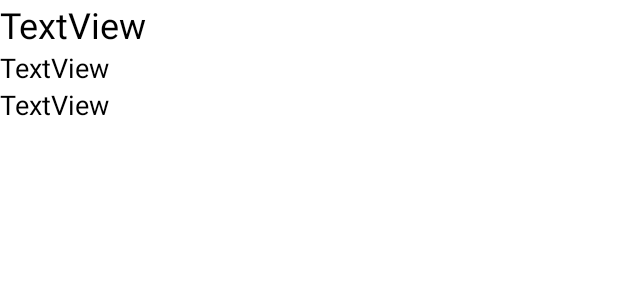
After one commit to Carlos-gitjub/YourCircadian, an Android app: the layout lista_item_registro.xml on its own in the app's theme, with its tools: preview values and no code run, on a phone screen of 412 x 824 dp. The commit adds this screen. Shown: the top 300 px of the screen. Run offline under Robolectric (Android 15) with nearby library versions, the phone set to English and light mode, and no system bars.

Commit message:
Sige sin funcionar una parte pero creo que hay esperanzas

```diff
--- a/app/src/main/java/com/example/yourcircadian/CalendarActivity.java
+++ b/app/src/main/java/com/example/yourcircadian/CalendarActivity.java
@@ -24,6 +24,7 @@ public class CalendarActivity extends AppCompatActivity {
         mCalendarView.setOnDateChangeListener(new CalendarView.OnDateChangeListener() {
             @Override
             public void onSelectedDayChange(CalendarView calendarView, int year, int month, int dayOfMonth) {
+                String date;
                 String YYYY = String.valueOf(year);
                 String MM = String.valueOf(month); //Formato: los meses los pasa del 0 al 11.
                 //Pasamos mes a correcto formato
@@ -68,9 +69,6 @@ public class CalendarActivity extends AppCompatActivity {
                 String DD = String.valueOf(dayOfMonth);
                 //Pasamos DD (dia) a correcto formato si está incorrecto
                 switch (DD){
-                    case "0":
-                        DD = "00";
-                        break;
                     case "1":
                         DD = "01";
                         break;
@@ -100,7 +98,7 @@ public class CalendarActivity extends AppCompatActivity {
                         break;
                 }
 
-                String date = YYYY + "-" + MM + "-" + DD;
+                date = YYYY + "-" + MM + "-" + DD;
 
                 Intent intent = new Intent(CalendarActivity.this, ShowDateActivity.class);
                 intent.putExtra("date", date);
--- a/app/src/main/res/layout/calendar_layout.xml
+++ b/app/src/main/res/layout/calendar_layout.xml
@@ -9,8 +9,9 @@
         android:id="@+id/calendarView"
         android:layout_width="wrap_content"
         android:layout_height="wrap_content"
+        app:layout_constraintBottom_toBottomOf="parent"
         app:layout_constraintEnd_toEndOf="parent"
         app:layout_constraintHorizontal_bias="0.5"
         app:layout_constraintStart_toStartOf="parent"
-        tools:layout_editor_absoluteY="153dp" />
+        app:layout_constraintTop_toTopOf="parent" />
 </androidx.constraintlayout.widget.ConstraintLayout>
--- /dev/null
+++ b/app/src/main/res/layout/lista_item_registro.xml
@@ -0,0 +1,35 @@
+<?xml version="1.0" encoding="utf-8"?>
+<LinearLayout xmlns:android="http://schemas.android.com/apk/res/android"
+    android:layout_width="match_parent"
+    android:layout_height="match_parent">
+
+    <LinearLayout
+        android:layout_width="match_parent"
+        android:layout_height="match_parent"
+        android:orientation="vertical">
+
+
+        <TextView
+            android:id="@+id/viewFecha"
+            android:layout_width="match_parent"
+            android:layout_height="wrap_content"
+            android:text="TextView"
+            android:textColor="#000000"
+            android:textSize="24sp" />
+
+        <TextView
+            android:id="@+id/viewHora"
+            android:layout_width="match_parent"
+            android:layout_height="wrap_content"
+            android:text="TextView"
+            android:textColor="#000000"
+            android:textSize="18sp" />
+        <TextView
+            android:id="@+id/viewAccion"
+            android:layout_width="match_parent"
+            android:layout_height="wrap_content"
+            android:text="TextView"
+            android:textColor="#000000"
+            android:textSize="18sp" />
+    </LinearLayout>
+</LinearLayout>
```
Also changed, not shown: app/src/main/java/com/example/yourcircadian/ShowDateActivity.java (+16 -4 lines), app/src/main/java/com/example/yourcircadian/adaptadores/listaRegistrosAdapter.java (added, +56 -0 lines), app/src/main/java/com/example/yourcircadian/db/DbRegistros.java (+25 -27 lines), app/src/main/java/com/example/yourcircadian/entidades/Registros.java (added, +31 -0 lines), app/src/main/res/layout/date_layout.xml (+8 -14 lines).
